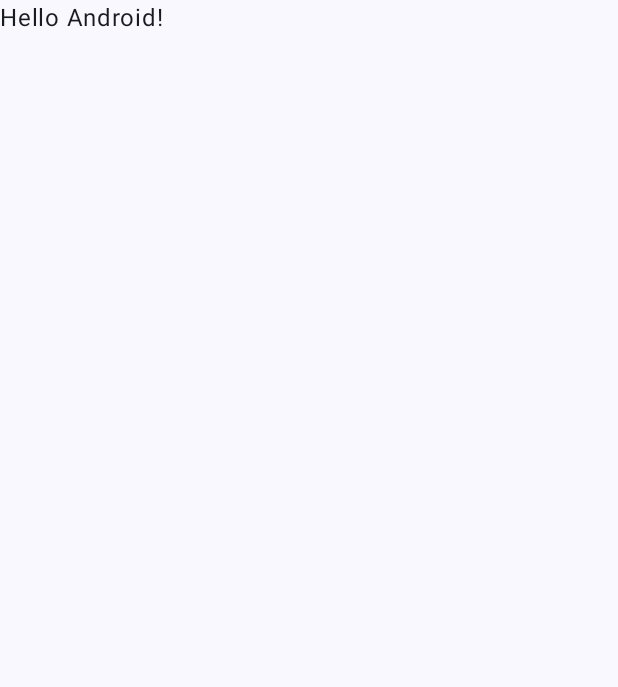
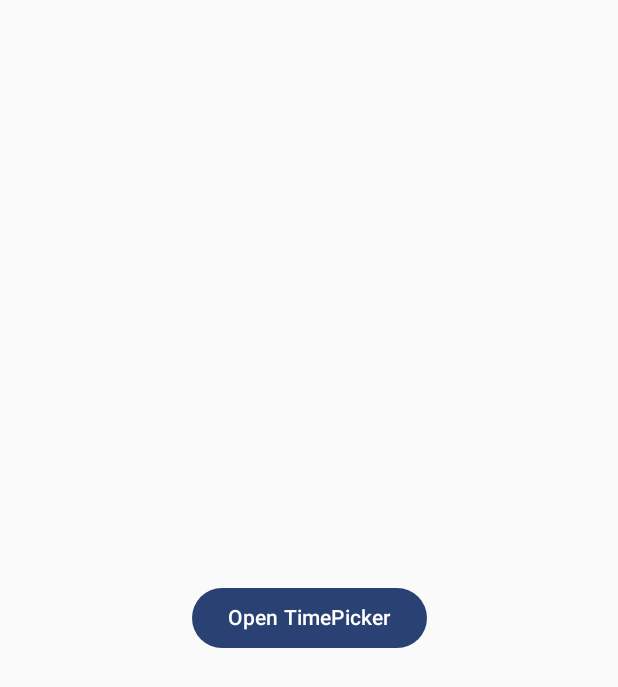
Before and after one commit to MrVSV/alarm-clock, an Android app built with Jetpack Compose: the screen it shows after launch (MainActivity), on a phone screen of 412 x 824 dp. Before the commit the part shown is almost empty. Shown: the top 687 px of the screen. Run offline under Robolectric (Android 15) with nearby library versions, the phone set to English and light mode, and no system bars.

```diff
--- a/app/src/main/AndroidManifest.xml
+++ b/app/src/main/AndroidManifest.xml
@@ -2,7 +2,11 @@
 <manifest xmlns:android="http://schemas.android.com/apk/res/android"
     xmlns:tools="http://schemas.android.com/tools">
 
+    <uses-permission android:name="android.permission.POST_NOTIFICATIONS" />
+    <uses-permission android:name="android.permission.SCHEDULE_EXACT_ALARM" />
+
     <application
+        android:name=".App"
         android:allowBackup="true"
         android:dataExtractionRules="@xml/data_extraction_rules"
         android:fullBackupContent="@xml/backup_rules"
@@ -22,6 +26,7 @@
                 <category android:name="android.intent.category.LAUNCHER" />
             </intent-filter>
         </activity>
+        <receiver android:name=".alarmclock.AlarmReceiver"/>
     </application>
 
 </manifest>
--- /dev/null
+++ b/app/src/main/java/com/vsv/ruleyourtime/App.kt
@@ -0,0 +1,25 @@
+package com.vsv.ruleyourtime
+
+import android.app.Application
+import android.app.NotificationChannel
+import android.app.NotificationManager
+import android.content.Context
+import com.vsv.ruleyourtime.alarmclock.NotificationService
+
+class App: Application() {
+
+    override fun onCreate() {
+        super.onCreate()
+        createNotificationChanel()
+    }
+
+    private fun createNotificationChanel() {
+        val channel = NotificationChannel(
+            NotificationService.AlARM_CHANNEL_ID,
+            "Active Alarms",
+            NotificationManager.IMPORTANCE_HIGH
+        )
+        val notificationManager = getSystemService(Context.NOTIFICATION_SERVICE) as NotificationManager
+        notificationManager.createNotificationChannel(channel)
+    }
+}
--- a/app/src/main/java/com/vsv/ruleyourtime/MainActivity.kt
+++ b/app/src/main/java/com/vsv/ruleyourtime/MainActivity.kt
@@ -1,15 +1,33 @@
 package com.vsv.ruleyourtime
 
+import android.content.ContentValues.TAG
 import android.os.Bundle
+import android.util.Log
 import androidx.activity.ComponentActivity
 import androidx.activity.compose.setContent
+import androidx.compose.foundation.layout.Arrangement
+import androidx.compose.foundation.layout.Column
 import androidx.compose.foundation.layout.fillMaxSize
-import androidx.compose.material3.MaterialTheme
-import androidx.compose.material3.Surface
+import androidx.compose.foundation.layout.padding
+import androidx.compose.material3.Button
+import androidx.compose.material3.DatePickerDialog
+import androidx.compose.material3.ExperimentalMaterial3Api
 import androidx.compose.material3.Text
+import androidx.compose.material3.TextButton
+import androidx.compose.material3.TimePicker
+import androidx.compose.material3.rememberTimePickerState
 import androidx.compose.runtime.Composable
+import androidx.compose.runtime.getValue
+import androidx.compose.runtime.mutableStateOf
+import androidx.compose.runtime.remember
+import androidx.compose.runtime.setValue
+import androidx.compose.ui.Alignment
 import androidx.compose.ui.Modifier
+import androidx.compose.ui.platform.LocalContext
 import androidx.compose.ui.tooling.preview.Preview
+import androidx.compose.ui.unit.dp
+import androidx.lifecycle.viewmodel.compose.viewModel
+import com.vsv.ruleyourtime.alarmclock.AlarmScheduler
 import com.vsv.ruleyourtime.ui.theme.RuleYourTimeTheme
 
 class MainActivity : ComponentActivity() {
@@ -17,30 +35,75 @@ class MainActivity : ComponentActivity() {
         super.onCreate(savedInstanceState)
         setContent {
             RuleYourTimeTheme {
-                // A surface container using the 'background' color from the theme
-                Surface(
-                    modifier = Modifier.fillMaxSize(),
-                    color = MaterialTheme.colorScheme.background
-                ) {
-                    Greeting("Android")
-                }
+                RuleYourTimeApp()
             }
         }
     }
 }
 
+@OptIn(ExperimentalMaterial3Api::class)
 @Composable
-fun Greeting(name: String, modifier: Modifier = Modifier) {
-    Text(
-        text = "Hello $name!",
-        modifier = modifier
-    )
+fun RuleYourTimeApp(
+    modifier: Modifier = Modifier,
+) {
+    var showTimePicker by remember {
+        mutableStateOf(false)
+    }
+    val state = rememberTimePickerState(is24Hour = false)
+    val context = LocalContext.current
+    val scheduler =  AlarmScheduler(context)
+    val viewModel = viewModel<AlarmsScreenViewModel>()
+
+    Column(
+        horizontalAlignment = Alignment.CenterHorizontally,
+        verticalArrangement = Arrangement.Center,
+        modifier = modifier.fillMaxSize()
+    ) {
+        Button(
+            onClick = { showTimePicker = true },
+            modifier = Modifier
+        ) {
+            Text(text = "Open TimePicker")
+        }
+    }
+    if (showTimePicker) {
+        DatePickerDialog(
+            onDismissRequest = { showTimePicker = false },
+            confirmButton = {
+                TextButton(
+                    onClick = {
+                        viewModel.getTimeMillis(state.hour, state.minute)
+                        scheduler.schedule(viewModel.item.value)
+                        Log.d(TAG, "RuleYourTimeApp: ${viewModel.item.value}")
+                        showTimePicker = false
+                    }
+                ) {
+                    Text(text = "OK")
+                }
+            },
+            dismissButton = {
+                TextButton(
+                    onClick = { showTimePicker = false }
+                ) {
+                    Text(text = "Cancel")
+                }
+            },
+        ) {
+            Text(
+                text = "Select time",
+                modifier = Modifier.padding(8.dp))
+            TimePicker(
+                state = state,
+                modifier = Modifier.align(alignment = Alignment.CenterHorizontally)
+            )
+        }
+    }
 }
 
 @Preview(showBackground = true)
 @Composable
-fun GreetingPreview() {
+fun DefaultPreview() {
     RuleYourTimeTheme {
-        Greeting("Android")
+        RuleYourTimeApp()
     }
 }
--- /dev/null
+++ b/app/src/main/java/com/vsv/ruleyourtime/alarmclock/AlarmItem.kt
@@ -0,0 +1,7 @@
+package com.vsv.ruleyourtime.alarmclock
+
+data class AlarmItem(
+    val id: Int,
+    val alarmTime: Long,
+    val isEnabled: Boolean
+)
--- /dev/null
+++ b/app/src/main/java/com/vsv/ruleyourtime/alarmclock/Scheduler.kt
@@ -0,0 +1,10 @@
+package com.vsv.ruleyourtime.alarmclock
+
+interface Scheduler {
+
+    fun schedule(item: AlarmItem)
+
+    fun disable(item: AlarmItem)
+
+    fun cancel(item: AlarmItem)
+}
```
Also changed, not shown: app/build.gradle (+13 -1 lines), app/src/main/java/com/vsv/ruleyourtime/AlarmsScreenViewModel.kt (added, +20 -0 lines), app/src/main/java/com/vsv/ruleyourtime/alarmclock/AlarmReceiver.kt (added, +14 -0 lines), app/src/main/java/com/vsv/ruleyourtime/alarmclock/AlarmScheduler.kt (added, +54 -0 lines), app/src/main/java/com/vsv/ruleyourtime/alarmclock/NotificationService.kt (added, +35 -0 lines).
